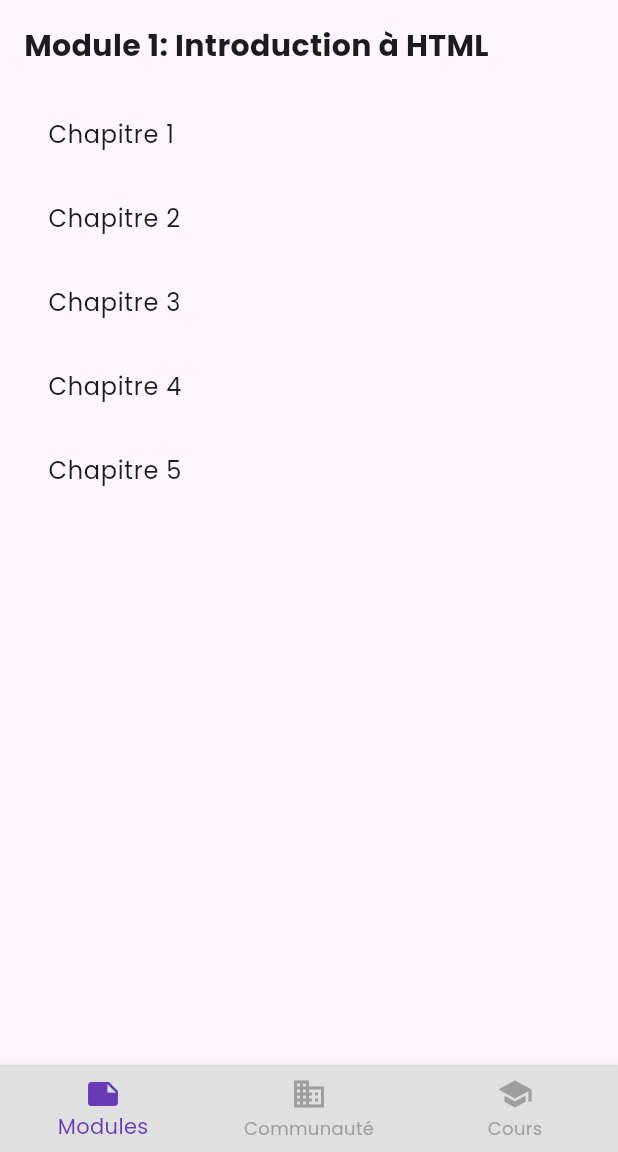
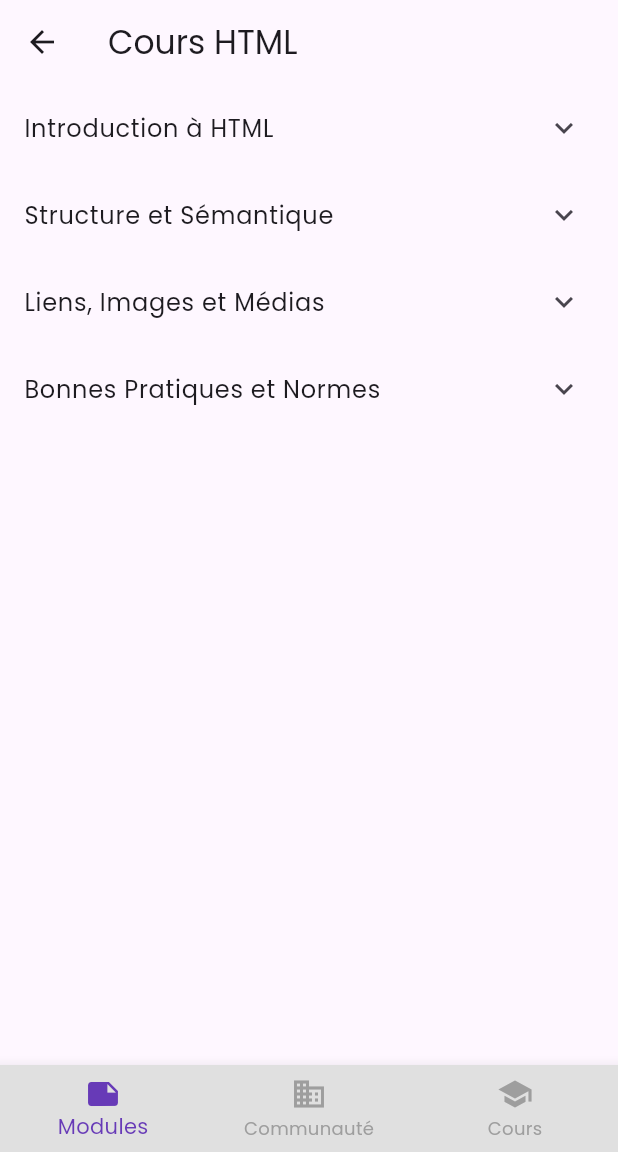
Before and after one commit to Godisouleymane/Nerd-app, a Flutter app: the HTMLView screen opened by its route, on a phone screen of 412 x 824 dp, the part 84-1236 px from its top. Run offline on Flutter 3.47's test engine with Material 3 defaults, Android fonts, the phone set to English and light mode, and no system bars; our stand-ins replace cloud_firestore, firebase_auth, firebase_core, flutter_svg, google_fonts, google_sign_in and 1 more; missing offline and left inert: dev_icons; accounts and stored records are empty.

Commit message:
recuperer et afficher le cours html dpuis firestore

```diff
--- a/lib/views/parcours/html/html.dart
+++ b/lib/views/parcours/html/html.dart
@@ -20,7 +20,7 @@ class _HTMLViewState extends State<HTMLView> {
   int _currentIndex = 0;
 
   final List<Widget> _screens = [
-    HtmlCoursePage(),
+   HtmlCourseScreen(),
     const Communaute(),
     const Cours(),
 
--- a/lib/views/parcours/html/screenHTML.dart
+++ b/lib/views/parcours/html/screenHTML.dart
@@ -1,76 +1,50 @@
+import 'package:code_crafters/services/get_courses.dart';
 import 'package:flutter/material.dart';
 
-class HtmlCoursePage extends StatefulWidget {
+class HtmlCourseScreen extends StatefulWidget {
   @override
-  _HtmlCoursePageState createState() => _HtmlCoursePageState();
+  _HtmlCourseScreenState createState() => _HtmlCourseScreenState();
 }
 
-class _HtmlCoursePageState extends State<HtmlCoursePage> {
+class _HtmlCourseScreenState extends State<HtmlCourseScreen> {
+  Course? htmlCourse;
+
   @override
-   void initState() {
+  void initState() {
     super.initState();
+    // Appeler la fonction pour récupérer les données du cours HTML depuis Firestore
+    getHtmlCourseFromFirestore().then((course) {
+      setState(() {
+        htmlCourse = course;
+      });
+    });
   }
 
   @override
   Widget build(BuildContext context) {
     return Scaffold(
-      body: Padding(
-        padding: EdgeInsets.all(16.0),
-        child: Column(
-          crossAxisAlignment: CrossAxisAlignment.start,
-          children: [
-            // Afficher le titre du module actuel
-            Text(
-              'Module 1: Introduction à HTML', // À remplacer par le titre du module actuel
-              style: TextStyle(
-                fontSize: 20.0,
-                fontWeight: FontWeight.bold,
-              ),
-            ),
-            SizedBox(height: 16.0),
-            // Afficher les chapitres du module actuel
-            ListView.builder(
-              shrinkWrap: true,
-              itemCount: 5, // À remplacer par le nombre de chapitres du module actuel
+      appBar: AppBar(
+        title: Text('Cours HTML'),
+      ),
+      body: htmlCourse == null
+          ? Center(child: CircularProgressIndicator())
+          : ListView.builder(
+              itemCount: htmlCourse!.modules.length,
               itemBuilder: (context, index) {
-                return ListTile(
-                  title: Text('Chapitre ${index + 1}'), // À remplacer par le titre du chapitre
-                  onTap: () {
-                    // Ajouter la logique pour gérer le tap sur un chapitre
-                    // par exemple, ouvrir la leçon correspondante
-                  },
+                Module module = htmlCourse!.modules[index];
+                return ExpansionTile(
+                  title: Text(module.title),
+                  children: module.chapters.map((chapter) {
+                    return ListTile(
+                      title: Text(chapter.title),
+                      onTap: () {
+                        // Ajouter la logique pour afficher les leçons du chapitre
+                      },
+                    );
+                  }).toList(),
                 );
               },
             ),
-          ],
-        ),
-      ),
     );
   }
 }
-
-
-  void _showModuleSelector(BuildContext context) {
-    // Bottom sheet content
-    Widget bottomSheetContent = Container(
-      child: ListView.builder(
-        itemCount: 6, // Replace with actual module count
-        itemBuilder: (context, index) {
-          return ListTile(
-            title: Text('Module ${index + 1}'),
-            onTap: () {
-              // Navigate to selected module
-              // Replace with navigation logic
-              Navigator.pop(context); // Close bottom sheet
-            },
-          );
-        },
-      ),
-    );
-
-    // Show bottom sheet
-    showModalBottomSheet(
-      context: context,
-      builder: (context) => bottomSheetContent,
-    );
-  }
```
